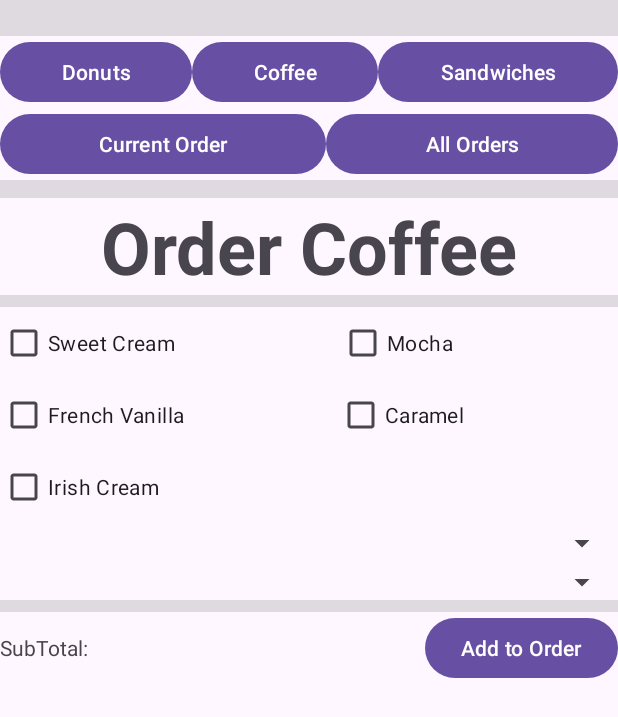
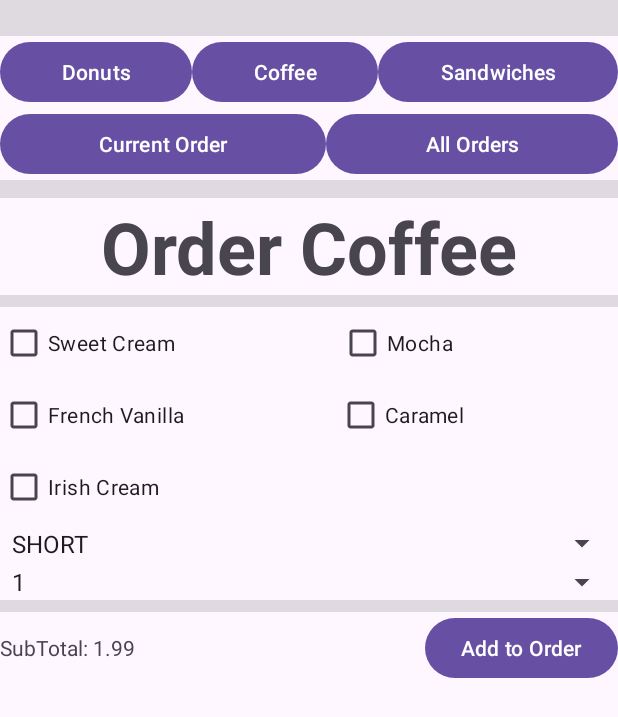
Before and after one commit to woogyeom/CS213-Project-5, an Android app: the screen it shows after launch (MainActivity), after a tap on "Coffee", on a phone screen of 412 x 824 dp. Shown: the top 717 px of the screen. Run offline under Robolectric (Android 15) with nearby library versions, the phone set to English and light mode, and no system bars.

Commit message:
CoffeeFragment

```diff
--- a/app/src/main/java/rucafe/ordermanager/Coffee.java
+++ b/app/src/main/java/rucafe/ordermanager/Coffee.java
@@ -59,6 +59,10 @@ public class Coffee extends MenuItem {
      */
     public void setAdd_ins(boolean[] add_ins) {
         this.add_ins = add_ins;
+    }
+
+    public void setAdd_in(int id, boolean bool) {
+        add_ins[id] = bool;
     }
 
     /**
--- a/app/src/main/java/rucafe/ordermanager/CoffeeFragment.java
+++ b/app/src/main/java/rucafe/ordermanager/CoffeeFragment.java
@@ -1,64 +1,187 @@
 package rucafe.ordermanager;
-
+import android.annotation.SuppressLint;
+import android.app.AlertDialog;
+import android.content.DialogInterface;
 import android.os.Bundle;
-
-import androidx.fragment.app.Fragment;
-
 import android.view.LayoutInflater;
 import android.view.View;
 import android.view.ViewGroup;
+import android.widget.AdapterView;
+import android.widget.ArrayAdapter;
+import android.widget.Button;
+import android.widget.CheckBox;
+import android.widget.CompoundButton;
+import android.widget.Spinner;
+import android.widget.TextView;
+import android.widget.Toast;
 
-/**
- * A simple {@link Fragment} subclass.
- * Use the {@link CoffeeFragment#newInstance} factory method to
- * create an instance of this fragment.
- */
+import androidx.annotation.NonNull;
+import androidx.annotation.Nullable;
+import androidx.fragment.app.Fragment;
+
+import java.util.ArrayList;
+import java.util.List;
+import java.util.Objects;
+
 public class CoffeeFragment extends Fragment {
 
-    // TODO: Rename parameter arguments, choose names that match
-    // the fragment initialization parameters, e.g. ARG_ITEM_NUMBER
-    private static final String ARG_PARAM1 = "param1";
-    private static final String ARG_PARAM2 = "param2";
+    private CheckBox sweetCreamCheckBox;
+    private CheckBox mochaCheckBox;
+    private CheckBox frenchVanillaCheckBox;
+    private CheckBox caramelCheckBox;
+    private CheckBox irishCreamCheckBox;
+    private Spinner coffeeSizeSpinner;
+    private Spinner coffeeQuantitySpinner;
+    private TextView coffeeSubtotalTextView;
+    private Button addToOrderButton;
 
-    // TODO: Rename and change types of parameters
-    private String mParam1;
-    private String mParam2;
+    private final OrderList orderList = OrderList.getInstance();
+    private Coffee coffee;
 
     public CoffeeFragment() {
         // Required empty public constructor
     }
 
-    /**
-     * Use this factory method to create a new instance of
-     * this fragment using the provided parameters.
-     *
-     * @param param1 Parameter 1.
-     * @param param2 Parameter 2.
-     * @return A new instance of fragment CoffeeFragment.
-     */
-    // TODO: Rename and change types and number of parameters
-    public static CoffeeFragment newInstance(String param1, String param2) {
-        CoffeeFragment fragment = new CoffeeFragment();
-        Bundle args = new Bundle();
-        args.putString(ARG_PARAM1, param1);
-        args.putString(ARG_PARAM2, param2);
-        fragment.setArguments(args);
-        return fragment;
+    @Override
+    public View onCreateView(@NonNull LayoutInflater inflater, ViewGroup container,
+                             Bundle savedInstanceState) {
+        // Inflate the layout for this fragment
+        View view = inflater.inflate(R.layout.fragment_coffee, container, false);
+
+        // Initialize views
+        sweetCreamCheckBox = view.findViewById(R.id.sweetCream);
+        mochaCheckBox = view.findViewById(R.id.mocha);
+        frenchVanillaCheckBox = view.findViewById(R.id.frenchVanilla);
+        caramelCheckBox = view.findViewById(R.id.caramel);
+        irishCreamCheckBox = view.findViewById(R.id.irishCream);
+        coffeeSizeSpinner = view.findViewById(R.id.coffeeSize);
+        coffeeQuantitySpinner = view.findViewById(R.id.coffeeQuantity);
+        coffeeSubtotalTextView = view.findViewById(R.id.coffeeSubtotal);
+        addToOrderButton = view.findViewById(R.id.coffee_add_to_order);
+
+        coffee = new Coffee(CoffeeSize.SHORT, new boolean[]{false, false, false, false, false}, 1);
+        updateSubtotal();
+
+        CompoundButton.OnCheckedChangeListener checkBoxListener = new CompoundButton.OnCheckedChangeListener() {
+            @Override
+            public void onCheckedChanged(CompoundButton buttonView, boolean isChecked) {
+                int checkBoxId = buttonView.getId();
+                if (checkBoxId == R.id.sweetCream) {
+                    coffee.setAdd_in(0, isChecked);
+                } else if (checkBoxId == R.id.frenchVanilla) {
+                    coffee.setAdd_in(1, isChecked);
+                } else if (checkBoxId == R.id.irishCream) {
+                    coffee.setAdd_in(2, isChecked);
+                } else if (checkBoxId == R.id.caramel) {
+                    coffee.setAdd_in(3, isChecked);
+                } else if (checkBoxId == R.id.mocha) {
+                    coffee.setAdd_in(4, isChecked);
+                }
+                updateSubtotal();
+            }
+        };
+
+        sweetCreamCheckBox.setOnCheckedChangeListener(checkBoxListener);
+        mochaCheckBox.setOnCheckedChangeListener(checkBoxListener);
+        frenchVanillaCheckBox.setOnCheckedChangeListener(checkBoxListener);
+        caramelCheckBox.setOnCheckedChangeListener(checkBoxListener);
+        irishCreamCheckBox.setOnCheckedChangeListener(checkBoxListener);
+
+        List<String> sizeList = new ArrayList<>();
+        for (CoffeeSize size : CoffeeSize.values()) {
+            sizeList.add(size.name());
+        }
+        ArrayAdapter<String> sizeAdapter = new ArrayAdapter<>(requireContext(), android.R.layout.simple_spinner_item, sizeList);
+        sizeAdapter.setDropDownViewResource(android.R.layout.simple_spinner_dropdown_item);
+        coffeeSizeSpinner.setAdapter(sizeAdapter);
+
+        coffeeSizeSpinner.setOnItemSelectedListener(new AdapterView.OnItemSelectedListener() {
+            @Override
+            public void onItemSelected(AdapterView<?> parent, View view, int position, long id) {
+                CoffeeSize selectedSize = CoffeeSize.values()[position];
+                coffee.setCoffeeSize(selectedSize);
+                updateSubtotal();
+            }
+
+            @Override
+            public void onNothingSelected(AdapterView<?> parent) {
+            }
+        });
+
+        List<Integer> quantityList = new ArrayList<>();
+        for (int i = 1; i <= 5; i++) {
+            quantityList.add(i);
+        }
+        ArrayAdapter<Integer> quantityAdapter = new ArrayAdapter<>(requireContext(), android.R.layout.simple_spinner_item, quantityList);
+        quantityAdapter.setDropDownViewResource(android.R.layout.simple_spinner_dropdown_item);
+        coffeeQuantitySpinner.setAdapter(quantityAdapter);
+
+        coffeeQuantitySpinner.setOnItemSelectedListener(new AdapterView.OnItemSelectedListener() {
+            @Override
+            public void onItemSelected(AdapterView<?> parent, View view, int position, long id) {
+                int selectedQuantity = quantityList.get(position);
+                coffee.setQuantity(selectedQuantity);
+                updateSubtotal();
+            }
+
+            @Override
+            public void onNothingSelected(AdapterView<?> parent) {
+            }
+        });
+
+        addToOrderButton.setOnClickListener(new View.OnClickListener() {
+            @Override
+            public void onClick(View v) {
+                AlertDialog.Builder builder = new AlertDialog.Builder(getContext());
+                builder.setMessage("Do you want to add to the current order?")
+                        .setPositiveButton("Yes", new DialogInterface.OnClickListener() {
+                            @Override
+                            public void onClick(DialogInterface dialog, int which) {
+                                addToOrder();
+                            }
+                        })
+                        .setNegativeButton("No", new DialogInterface.OnClickListener() {
+                            @Override
+                            public void onClick(DialogInterface dialog, int which) {
+
+                            }
+                        })
+                        .show();
+            }
+        });
+
+        return view;
     }
 
-    @Override
-    public void onCreate(Bundle savedInstanceState) {
-        super.onCreate(savedInstanceState);
-        if (getArguments() != null) {
-            mParam1 = getArguments().getString(ARG_PARAM1);
-            mParam2 = getArguments().getString(ARG_PARAM2);
-        }
+    public void reset() {
+        sweetCreamCheckBox.setChecked(false);
+        mochaCheckBox.setChecked(false);
+        frenchVanillaCheckBox.setChecked(false);
+        caramelCheckBox.setChecked(false);
+        irishCreamCheckBox.setChecked(false);
+
+        coffeeSizeSpinner.setSelection(0);
+        coffeeQuantitySpinner.setSelection(0);
+
+        coffee = new Coffee(CoffeeSize.SHORT, new boolean[]{false, false, false, false, false}, 1);
     }
 
-    @Override
-    public View onCreateView(LayoutInflater inflater, ViewGroup container,
-                             Bundle savedInstanceState) {
-        // Inflate the layout for this fragment
-        return inflater.inflate(R.layout.fragment_coffee, container, false);
+    private void addToOrder() {
+        Order curOrder = orderList.getCurOrder();
+        if (curOrder.find(coffee) == null) {
+            curOrder.addItem(coffee);
+        } else {
+            curOrder.find(coffee).setQuantity(curOrder.find(coffee).getQuantity() + coffee.getQuantity());
+        }
+        Toast.makeText(getContext(), "Added to Order", Toast.LENGTH_SHORT).show();
+        Toast.makeText(getContext(), coffee.toString(), Toast.LENGTH_SHORT).show();
+        reset();
+    }
+
+    @SuppressLint("SetTextI18n")
+    private void updateSubtotal() {
+        double subTotal = coffee.price();
+        @SuppressLint("DefaultLocale") String formattedSubTotal = String.format("%.2f", subTotal);
+        coffeeSubtotalTextView.setText("SubTotal: " + formattedSubTotal);
     }
 }
--- a/app/src/main/java/rucafe/ordermanager/DonutFragment.java
+++ b/app/src/main/java/rucafe/ordermanager/DonutFragment.java
@@ -124,7 +124,6 @@ public class DonutFragment extends Fragment {
     }
 
     private void addItemsToOrder() {
-        Toast.makeText(getContext(), "Toast Test", Toast.LENGTH_SHORT).show();
         Order curOrder = orderList.getCurOrder();
         for (Donut selectedDonut : selectedDonuts) {
             if (selectedDonut.getQuantity() > 0) {
@@ -135,9 +134,7 @@ public class DonutFragment extends Fragment {
                 }
             }
         }
-        for (MenuItem menuItem : curOrder.getItems()) {
-            Toast.makeText(getContext(), menuItem.toString(), Toast.LENGTH_SHORT).show();
-        }
+        Toast.makeText(getContext(), "Added to Order", Toast.LENGTH_SHORT).show();
         selectedDonuts.clear();
         adapter.resetSpinners();
     }
```
